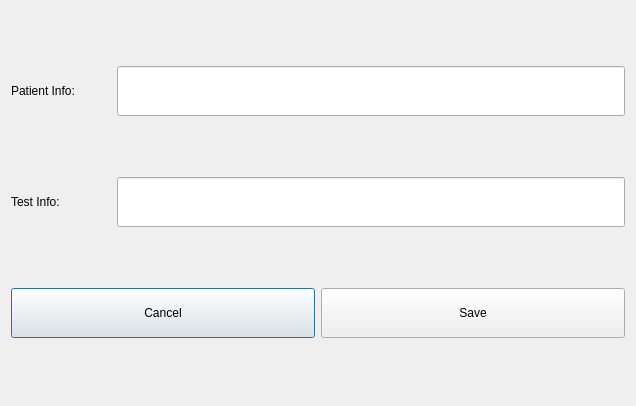
Qt form settingsdialog.ui (chriskonstad/thumbarea) before a commit.
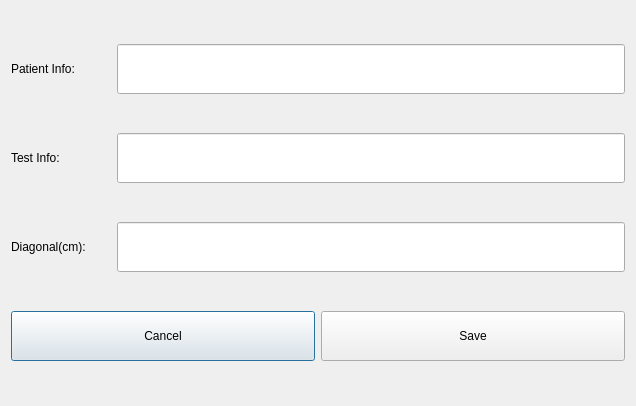
The same form after that commit.

Commit message: I think I fixed the CTD (crash to desktop) bug that happened sometimes when I clicked the "save" button in SettingsDialog.  I haven't had it affect me in a little while after I added some code to the function that calls SettingsDialog. Added the ability to set the diagonal centimeter distance of the app (NOT THE ENTIRE SCREEN).

The edit to the form file:
```diff
--- a/settingsdialog.ui
+++ b/settingsdialog.ui
@@ -71,6 +71,33 @@
    <item>
     <layout class="QHBoxLayout" name="horizontalLayout">
      <item>
+      <widget class="QLabel" name="label_3">
+       <property name="minimumSize">
+        <size>
+         <width>100</width>
+         <height>50</height>
+        </size>
+       </property>
+       <property name="text">
+        <string>Diagonal(cm):</string>
+       </property>
+      </widget>
+     </item>
+     <item>
+      <widget class="QLineEdit" name="leDiagonalCM">
+       <property name="minimumSize">
+        <size>
+         <width>0</width>
+         <height>50</height>
+        </size>
+       </property>
+      </widget>
+     </item>
+    </layout>
+   </item>
+   <item>
+    <layout class="QHBoxLayout" name="horizontalLayout_4">
+     <item>
       <widget class="QPushButton" name="pbCancel">
        <property name="minimumSize">
         <size>
```
The commit also changes 5 other files.
